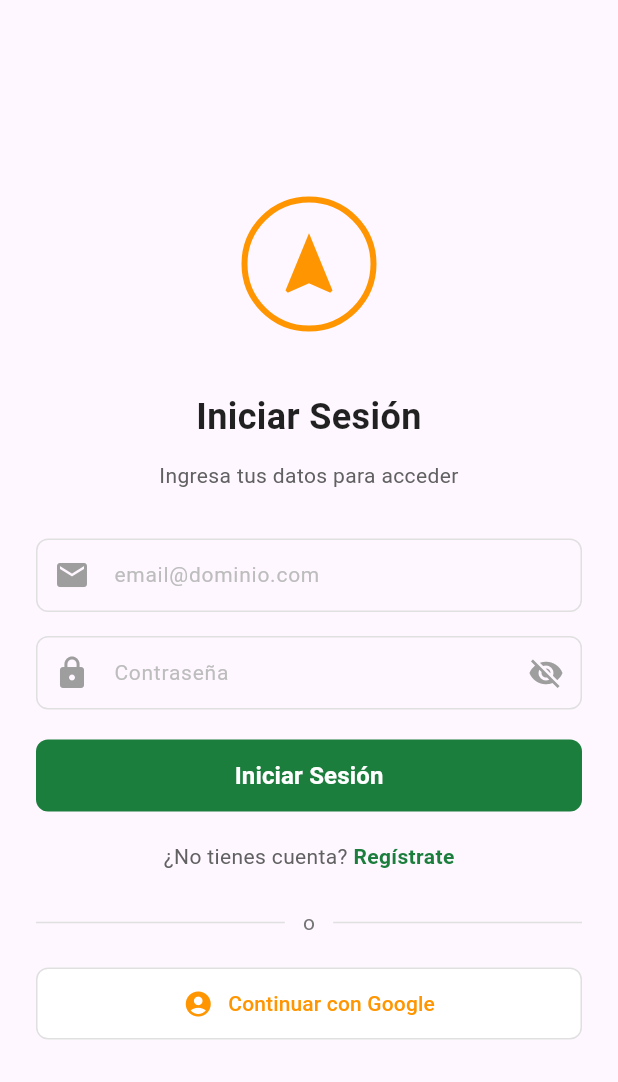
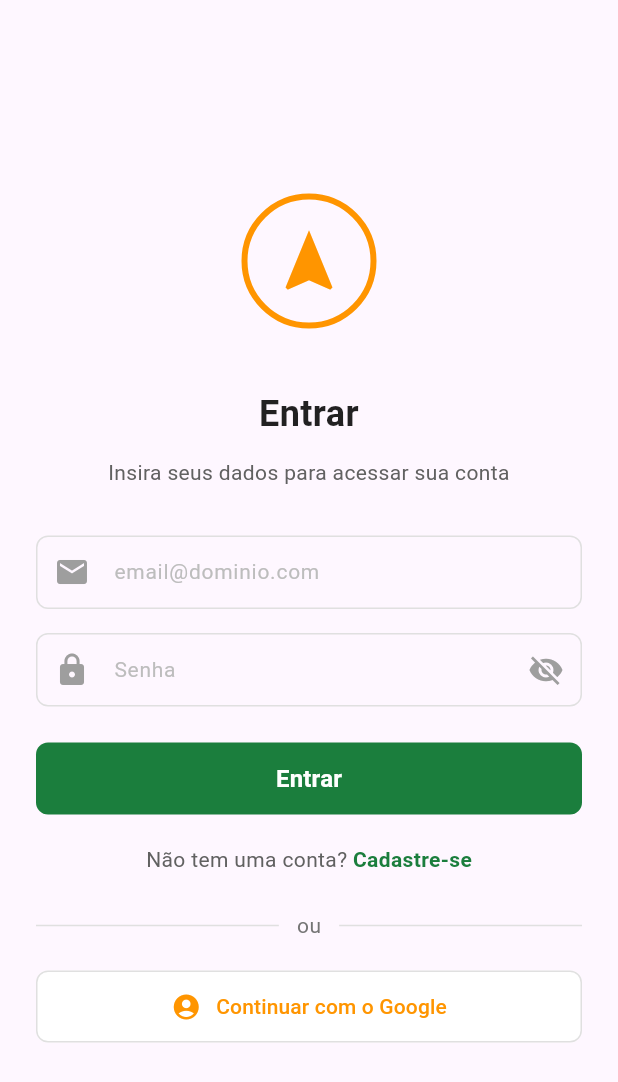
Before and after one commit to MaxiiMello/proyetomobile2, a Flutter app: the screen it shows after launch, on a phone screen of 412 x 824 dp. Shown: the top 1082 px of the screen. Run offline on Flutter 3.47's test engine with Material 3 defaults, Android fonts, the light colour scheme and no system bars; our stand-ins replace flutter_local_notifications, flutter_map, geolocator, google_maps_flutter, latlong2, shared_preferences and 2 more; accounts and stored records are empty.

Commit message:
entrega con mejoras y adicion de seguridad

```diff
--- a/lib/main.dart
+++ b/lib/main.dart
@@ -79,7 +79,9 @@ class MainApp extends StatelessWidget {
 
   @override
   Widget build(BuildContext context) {
-    return MaterialApp(
+    return ChangeNotifierProvider(
+      create: (_) => MapViewModel(),
+      child: MaterialApp(
         title: 'SinalVerde',
         debugShowCheckedModeBanner: false,
         theme: ThemeData(
@@ -91,6 +93,7 @@ class MainApp extends StatelessWidget {
         routes: {
           '/wearable': (context) => const WearableScreen(),
         },
+      ),
     );
   }
 }
@@ -180,9 +183,7 @@ class _MainNavigationState extends State<MainNavigation> {
     }
 
     try {
-      return ChangeNotifierProvider(
-        create: (_) => MapViewModel(),
-        child: Scaffold(
+      return Scaffold(
         body: _buildBody(),
         bottomNavigationBar: BottomNavBar(
           currentIndex: currentIndex,
@@ -191,7 +192,6 @@ class _MainNavigationState extends State<MainNavigation> {
               currentIndex = index;
             });
           },
-          ),
         ),
       );
     } catch (e, stackTrace) {
--- a/lib/views/screens/login/login_screen.dart
+++ b/lib/views/screens/login/login_screen.dart
@@ -1,6 +1,9 @@
 import 'package:flutter/material.dart';
 import 'package:provider/provider.dart';
+import 'package:proyetomobile2/views/screens/privacy_policy_screen.dart';
 import '../../../viewmodels/login_viewmodel.dart';
+import '../../widgets/terms_dialog.dart';
+
 
 class LoginScreen extends StatefulWidget {
   final Function() onLoginSuccess;
@@ -18,10 +21,10 @@ class _LoginScreenState extends State<LoginScreen> {
   late TextEditingController emailController;
   late TextEditingController passwordController;
   late TextEditingController nameController;
-  late TextEditingController phoneController;
 
   bool isLoginMode = true;
   bool showPassword = false;
+  bool acceptedTerms = false;
 
   @override
   void initState() {
@@ -29,7 +32,6 @@ class _LoginScreenState extends State<LoginScreen> {
     emailController = TextEditingController();
     passwordController = TextEditingController();
     nameController = TextEditingController();
-    phoneController = TextEditingController();
   }
 
   @override
@@ -37,7 +39,6 @@ class _LoginScreenState extends State<LoginScreen> {
     emailController.dispose();
     passwordController.dispose();
     nameController.dispose();
-    phoneController.dispose();
     super.dispose();
   }
 
@@ -57,6 +58,7 @@ class _LoginScreenState extends State<LoginScreen> {
   }
 
   void _handleRegister(LoginViewModel viewModel) {
+    if (!acceptedTerms) return;
     _performRegister(viewModel);
   }
 
@@ -65,20 +67,20 @@ class _LoginScreenState extends State<LoginScreen> {
       emailInput: emailController.text.trim(),
       passwordInput: passwordController.text,
       nameInput: nameController.text.trim(),
-      phone: phoneController.text.trim(),
     );
 
     if (success && mounted) {
-      // Limpiar formulario y volver a login
       emailController.clear();
       passwordController.clear();
       nameController.clear();
-      phoneController.clear();
-      setState(() => isLoginMode = true);
+      setState(() {
+        isLoginMode = true;
+        acceptedTerms = false;
+      });
 
       ScaffoldMessenger.of(context).showSnackBar(
         const SnackBar(
-          content: Text('Registro exitoso. Inicia sesión con tu cuenta.'),
+          content: Text('Cadastro realizado com sucesso. Faça login com sua conta.'),
           backgroundColor: Color(0xFF1B7E3D),
           duration: Duration(seconds: 2),
         ),
@@ -97,7 +99,6 @@ class _LoginScreenState extends State<LoginScreen> {
             child: Column(
               mainAxisAlignment: MainAxisAlignment.center,
               children: [
-                // Logo
                 Container(
                   width: 90,
                   height: 90,
@@ -115,10 +116,8 @@ class _LoginScreenState extends State<LoginScreen> {
                   ),
                 ),
                 const SizedBox(height: 40),
-
-                // Título dinámico
                 Text(
-                  isLoginMode ? 'Iniciar Sesión' : 'Crear Cuenta',
+                  isLoginMode ? 'Entrar' : 'Criar Conta',
                   style: const TextStyle(
                     fontSize: 24,
                     fontWeight: FontWeight.w600,
@@ -127,12 +126,10 @@ class _LoginScreenState extends State<LoginScreen> {
                   textAlign: TextAlign.center,
                 ),
                 const SizedBox(height: 12),
-
-                // Subtítulo
                 Text(
                   isLoginMode
-                      ? 'Ingresa tus datos para acceder'
-                      : 'Completa el formulario para registrarte',
+                      ? 'Insira seus dados para acessar sua conta'
+                      : 'Preencha o formulário para se cadastrar',
                   style: TextStyle(
                     fontSize: 14,
                     color: Colors.grey[700],
@@ -140,13 +137,10 @@ class _LoginScreenState extends State<LoginScreen> {
                   textAlign: TextAlign.center,
                 ),
                 const SizedBox(height: 32),
-
-                // Consumer para escuchar cambios del ViewModel
                 Consumer<LoginViewModel>(
                   builder: (context, viewModel, _) {
                     return Column(
                       children: [
-                        // Error Message
                         if (viewModel.errorMessage != null) ...[
                           Container(
                             padding: const EdgeInsets.all(12),
@@ -174,15 +168,13 @@ class _LoginScreenState extends State<LoginScreen> {
                           ),
                           const SizedBox(height: 20),
                         ],
-
-                        // Nombre (solo en registro)
                         if (!isLoginMode) ...[
                           TextField(
                             controller: nameController,
                             enabled: !viewModel.isLoadingRegister,
                             style: const TextStyle(fontSize: 14),
                             decoration: InputDecoration(
-                              hintText: 'Tu nombre completo',
+                              hintText: 'Seu nome completo',
                               hintStyle: TextStyle(
                                 color: Colors.grey[400],
                                 fontSize: 14,
@@ -213,8 +205,6 @@ class _LoginScreenState extends State<LoginScreen> {
                           ),
                           const SizedBox(height: 16),
                         ],
-
-                        // Email
                         TextField(
                           controller: emailController,
                           enabled: !viewModel.isLoadingRegister &&
@@ -252,8 +242,6 @@ class _LoginScreenState extends State<LoginScreen> {
                           ),
                         ),
                         const SizedBox(height: 16),
-
-                        // Password
                         TextField(
                           controller: passwordController,
                           enabled: !viewModel.isLoadingRegister &&
@@ -261,7 +249,7 @@ class _LoginScreenState extends State<LoginScreen> {
                           obscureText: !showPassword,
                           style: const TextStyle(fontSize: 14),
                           decoration: InputDecoration(
-                            hintText: 'Contraseña',
+                            hintText: 'Senha',
                             hintStyle: TextStyle(
                               color: Colors.grey[400],
                               fontSize: 14,
@@ -301,65 +289,68 @@ class _LoginScreenState extends State<LoginScreen> {
                           ),
                         ),
                         const SizedBox(height: 16),
-
-                        // Teléfono (solo en registro)
                         if (!isLoginMode) ...[
-                          TextField(
-                            controller: phoneController,
-                            enabled: !viewModel.isLoadingRegister,
-                            keyboardType: TextInputType.phone,
-                            style: const TextStyle(fontSize: 14),
-                            decoration: InputDecoration(
-                              hintText: '+1 234 567 8900',
-                              hintStyle: TextStyle(
-                                color: Colors.grey[400],
-                                fontSize: 14,
-                              ),
-                              prefixIcon: const Icon(Icons.phone,
-                                  color: Colors.grey),
-                              border: OutlineInputBorder(
-                                borderRadius: BorderRadius.circular(8),
-                              ),
-                              enabledBorder: OutlineInputBorder(
-                                borderRadius: BorderRadius.circular(8),
-                                borderSide: BorderSide(
-                                  color: Colors.grey[300]!,
+                          Row(
+                            children: [
+                              SizedBox(
+                                height: 24,
+                                width: 24,
+                                child: Checkbox(
+                                  value: acceptedTerms,
+                                  onChanged: viewModel.isLoadingRegister
+                                      ? null
+                                      : (value) {
+                                          setState(() {
+                                            acceptedTerms = value ?? false;
+                                          });
+                                        },
+                                  activeColor: const Color(0xFF1B7E3D),
+                                  shape: RoundedRectangleBorder(
+                                    borderRadius: BorderRadius.circular(4),
+                                  ),
+                                  side: BorderSide(color: Colors.grey[400]!),
                                 ),
                               ),
-                              focusedBorder: OutlineInputBorder(
-                                borderRadius: BorderRadius.circular(8),
-                                borderSide: const BorderSide(
-                                  color: Color(0xFF1B7E3D),
-                                  width: 1.5,
+                              const SizedBox(width: 12),
+                              Expanded(
+                                child: GestureDetector(
+                                  onTap: () {
+                                    Navigator.push(
+                                      context,
+                                      MaterialPageRoute(builder: (context) => const PrivacyPolicyScreen()),
+                                          );
+                                        },
+                                  child: const Text(
+                                    'Eu concordo com os Termos de Uso e Política de Privacidade',
+                                    style: TextStyle(
+                                      fontSize: 13,
+                                      color: Color(0xFF1B7E3D),
+                                      decoration: TextDecoration.underline,
+                                      fontWeight: FontWeight.w500,
+                                    ),
+                                  ),
                                 ),
                               ),
-                              contentPadding: const EdgeInsets.symmetric(
-                                horizontal: 16,
-                                vertical: 14,
-                              ),
-                            ),
+                            ],
                           ),
-                          const SizedBox(height: 20),
-                        ] else
-                          const SizedBox(height: 4),
-
-                        // Botón principal
+                          const SizedBox(height: 24),
+                        ] else ...[
+                          const SizedBox(height: 8),
+                        ],
                         SizedBox(
                           width: double.infinity,
                           height: 48,
                           child: ElevatedButton(
-                            onPressed: (isLoginMode &&
-                                        viewModel.isLoading) ||
+                            onPressed: (isLoginMode && viewModel.isLoading) ||
                                     (!isLoginMode &&
-                                        viewModel.isLoadingRegister)
+                                        (viewModel.isLoadingRegister || !acceptedTerms))
                                 ? null
                                 : () => isLoginMode
                                     ? _handleLogin(viewModel)
                                     : _handleRegister(viewModel),
                             style: ElevatedButton.styleFrom(
                               backgroundColor: const Color(0xFF1B7E3D),
-                              disabledBackgroundColor:
-                                  Colors.grey.shade400,
+                              disabledBackgroundColor: Colors.grey.shade400,
                               shape: RoundedRectangleBorder(
                                 borderRadius: BorderRadius.circular(8),
                               ),
@@ -371,8 +362,7 @@ class _LoginScreenState extends State<LoginScreen> {
                                     width: 24,
                                     child: CircularProgressIndicator(
                                       valueColor:
-                                          AlwaysStoppedAnimation<Color>(
-                                              Colors.white),
+                                          AlwaysStoppedAnimation<Color>(Colors.white),
                                       strokeWidth: 2.5,
                                     ),
                                   )
@@ -382,15 +372,12 @@ class _LoginScreenState extends State<LoginScreen> {
                                         width: 24,
                                         child: CircularProgressIndicator(
                                           valueColor:
-                                              AlwaysStoppedAnimation<Color>(
-                                                  Colors.white),
+                                              AlwaysStoppedAnimation<Color>(Colors.white),
                                           strokeWidth: 2.5,
                                         ),
                                       )
                                     : Text(
-                                        isLoginMode
-                                            ? 'Iniciar Sesión'
-                                            : 'Registrarse',
+                                        isLoginMode ? 'Entrar' : 'Cadastrar Conta',
                                         style: const TextStyle(
                                           fontSize: 16,
                                           fontWeight: FontWeight.w600,
@@ -400,28 +387,28 @@ class _LoginScreenState extends State<LoginScreen> {
                           ),
                         ),
                         const SizedBox(height: 20),
-
-                        // Toggle entre login y registro
                         Row(
                           mainAxisAlignment: MainAxisAlignment.center,
                           children: [
                             Text(
                               isLoginMode
-                                  ? '¿No tienes cuenta? '
-                                  : '¿Ya tienes cuenta? ',
-                              style:
-                                  TextStyle(color: Colors.grey[700], fontSize: 14),
+                                  ? 'Não tem uma conta? '
+                                  : 'Já tem uma conta? ',
+                              style: TextStyle(
+                                  color: Colors.grey[700], fontSize: 14),
                             ),
                             GestureDetector(
                               onTap: !viewModel.isLoading &&
                                       !viewModel.isLoadingRegister
                                   ? () {
-                                      setState(() => isLoginMode = !isLoginMode);
+                                      setState(() {
+                                        isLoginMode = !isLoginMode;
+                                      });
                                       viewModel.errorMessage = null;
                                     }
                                   : null,
                               child: Text(
-                                isLoginMode ? 'Regístrate' : 'Inicia Sesión',
+                                isLoginMode ? 'Cadastre-se' : 'Fazer Login',
                                 style: const TextStyle(
                                   color: Color(0xFF1B7E3D),
                                   fontSize: 14,
@@ -432,8 +419,6 @@ class _LoginScreenState extends State<LoginScreen> {
                           ],
                         ),
                         const SizedBox(height: 24),
-
-                        // Divider
                         if (isLoginMode) ...[
                           Row(
                             children: [
@@ -447,7 +432,7 @@ class _LoginScreenState extends State<LoginScreen> {
                                 padding:
                                     const EdgeInsets.symmetric(horizontal: 12),
                                 child: Text(
-                                  'o',
+                                  'ou',
                                   style: TextStyle(
                                     color: Colors.grey[600],
                                     fontSize: 14,
@@ -463,9 +448,6 @@ class _LoginScreenState extends State<LoginScreen> {
                             ],
                           ),
                           const SizedBox(height: 20),
-
-
-                          // Google Button
                           SizedBox(
                             width: double.infinity,
                             height: 48,
@@ -482,8 +464,7 @@ class _LoginScreenState extends State<LoginScreen> {
                                   width: 1,
                                 ),
                                 backgroundColor: Colors.white,
-                                disabledBackgroundColor:
-                                    Colors.grey.shade50,
+                                disabledBackgroundColor: Colors.grey.shade50,
                               ),
                               child: const Row(
                                 mainAxisAlignment: MainAxisAlignment.center,
@@ -495,7 +476,7 @@ class _LoginScreenState extends State<LoginScreen> {
                                   ),
                                   SizedBox(width: 10),
                                   Text(
-                                    'Continuar con Google',
+                                    'Continuar com o Google',
                                     style: TextStyle(
                                       fontSize: 14,
                                       fontWeight: FontWeight.w500,
```
Also changed, not shown: lib/models/database/repositories/user_repository.dart (+21 -67 lines), lib/models/database/web_user_storage.dart (+44 -56 lines), lib/viewmodels/profile_viewmodel.dart (+18 -5 lines), lib/viewmodels/settings_viewmodel.dart (+1 -21 lines), lib/views/screens/privacy_policy_screen.dart (added, +46 -0 lines), lib/views/screens/profile/profile_screen.dart (+77 -10 lines), lib/views/screens/settings/settings_screen.dart (+16 -12 lines), lib/views/widgets/terms_dialog.dart (added, +42 -0 lines), 1 other file. Lines whose indentation alone changed are shown as unchanged.
